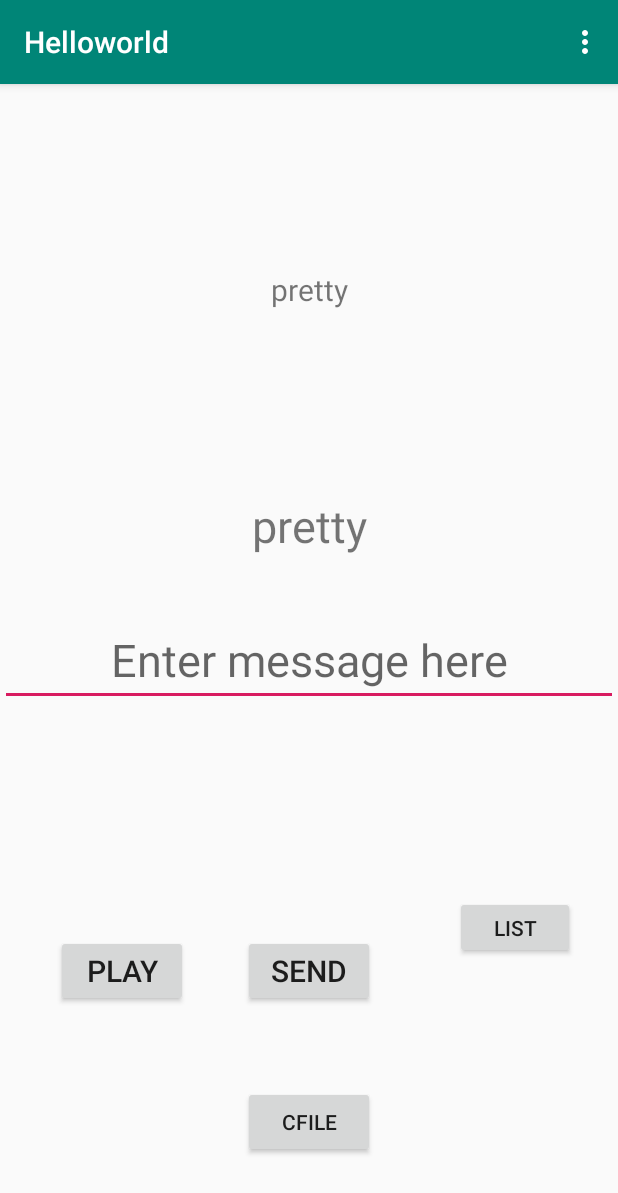
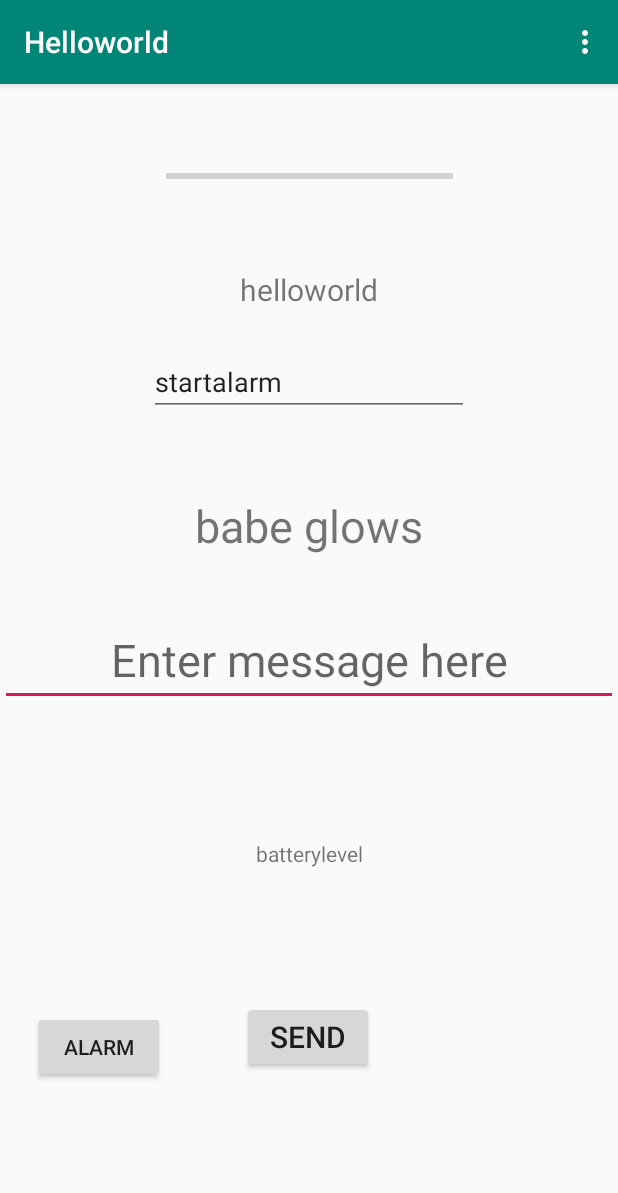
Before and after one commit to NinsiimaD/Helloworld, an Android app: the screen it shows after launch (MainActivity), on a phone screen of 412 x 824 dp. Shown: the top 1193 px of the screen. Run offline under Robolectric (Android 15) with nearby library versions, the phone set to English and light mode, and no system bars.

Commit message:
Class practice

```diff
--- a/app/src/main/res/layout/activity_main.xml
+++ b/app/src/main/res/layout/activity_main.xml
@@ -44,52 +44,65 @@
         android:textSize="20dp"
         app:layout_constraintBottom_toBottomOf="parent"
         app:layout_constraintEnd_toEndOf="parent"
+        app:layout_constraintHorizontal_bias="0.498"
         app:layout_constraintStart_toStartOf="parent"
-        app:layout_constraintTop_toBottomOf="@+id/message" />
+        app:layout_constraintTop_toBottomOf="@+id/message"
+        app:layout_constraintVertical_bias="0.645" />
 
     <TextView
         android:id="@+id/textView"
         android:layout_width="wrap_content"
         android:layout_height="wrap_content"
-        android:text="@string/ninsiima"
+        android:text="helloworld"
         android:textSize="20dp"
         app:layout_constraintBottom_toTopOf="@+id/textView2"
         app:layout_constraintEnd_toEndOf="parent"
         app:layout_constraintStart_toStartOf="parent"
         app:layout_constraintTop_toTopOf="parent" />
 
-    <Button
-        android:id="@+id/button3"
+    <ProgressBar
+        android:id="@+id/progressBar"
+        style="?android:attr/progressBarStyleHorizontal"
+        android:layout_width="191dp"
+        android:layout_height="46dp"
+        app:layout_constraintBottom_toTopOf="@+id/textView"
+        app:layout_constraintEnd_toEndOf="parent"
+        app:layout_constraintStart_toStartOf="parent"
+        app:layout_constraintTop_toTopOf="parent" />
+
+    <TextView
+        android:id="@+id/textView4"
         android:layout_width="wrap_content"
         android:layout_height="wrap_content"
-        android:text="play"
-        android:textSize="20dp"
-        app:layout_constraintBottom_toBottomOf="parent"
-        app:layout_constraintEnd_toStartOf="@+id/sendbutton"
+        android:text="batterylevel"
+        app:layout_constraintBottom_toTopOf="@+id/sendbutton"
+        app:layout_constraintEnd_toEndOf="parent"
         app:layout_constraintStart_toStartOf="parent"
         app:layout_constraintTop_toBottomOf="@+id/message" />
 
     <Button
         android:id="@+id/button2"
-        android:layout_width="80dp"
-        android:layout_height="42dp"
-        android:layout_marginTop="188dp"
-        android:text="list"
-        app:layout_constraintBottom_toBottomOf="parent"
-        app:layout_constraintEnd_toEndOf="parent"
-        app:layout_constraintHorizontal_bias="0.654"
-        app:layout_constraintStart_toEndOf="@+id/sendbutton"
-        app:layout_constraintTop_toTopOf="@+id/message"
-        app:layout_constraintVertical_bias="0.0" />
-
-    <Button
-        android:id="@+id/button4"
         android:layout_width="wrap_content"
         android:layout_height="wrap_content"
-        android:text="cfile"
+        android:text="alarm"
+        android:onClick="alarmbar"
         app:layout_constraintBottom_toBottomOf="parent"
+        app:layout_constraintEnd_toStartOf="@+id/sendbutton"
+        app:layout_constraintHorizontal_bias="0.301"
+        app:layout_constraintStart_toStartOf="parent"
+        app:layout_constraintTop_toTopOf="@+id/message"
+        app:layout_constraintVertical_bias="0.722" />
+
+    <EditText
+        android:id="@+id/editText"
+        android:layout_width="wrap_content"
+        android:layout_height="wrap_content"
+        android:ems="10"
+        android:inputType="textPersonName"
+        android:text="startalarm"
+        app:layout_constraintBottom_toTopOf="@+id/textView2"
         app:layout_constraintEnd_toEndOf="parent"
         app:layout_constraintStart_toStartOf="parent"
-        app:layout_constraintTop_toBottomOf="@+id/sendbutton" />
+        app:layout_constraintTop_toTopOf="@+id/textView" />
 
 </androidx.constraintlayout.widget.ConstraintLayout>
--- a/app/src/main/res/menu/men.xml
+++ b/app/src/main/res/menu/men.xml
@@ -4,4 +4,10 @@
 
     <item android:title="photos" android:id="@+id/media" />
     <item android:title="music" android:id="@+id/search"/>
+    <item android:title="play" android:id="@+id/songplay"/>
+    <item android:title="list" android:id="@+id/books"/>
+    <item android:title="cfile" android:id="@+id/readc"/>
+    <item android:title="emailme" android:id="@+id/email"/>
+    <item android:title="callphone" android:id="@+id/call"/>
+
 </menu>
--- a/app/src/main/res/values/strings.xml
+++ b/app/src/main/res/values/strings.xml
@@ -1,4 +1,4 @@
 <resources>
     <string name="app_name">Helloworld</string>
-    <string name="ninsiima">pretty</string>
+    <string name="ninsiima">babe glows</string>
 </resources>
```
Also changed, not shown: app/src/main/AndroidManifest.xml (+7 -1 lines), app/src/main/java/com/example/helloworld/MainActivity.java (+77 -29 lines), app/src/main/java/com/example/helloworld/top_activity.java (+12 -10 lines).
